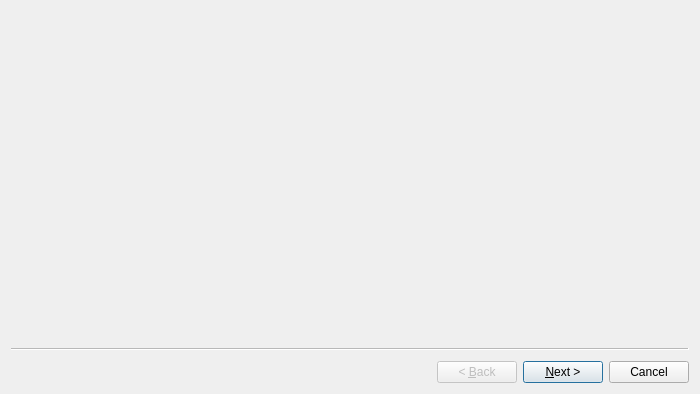
First picture: the form in dialogs/basic_parcels_wizard_base.ui, repository eduardo-c-siqueira/cria-memorial-qgis, before the edit.
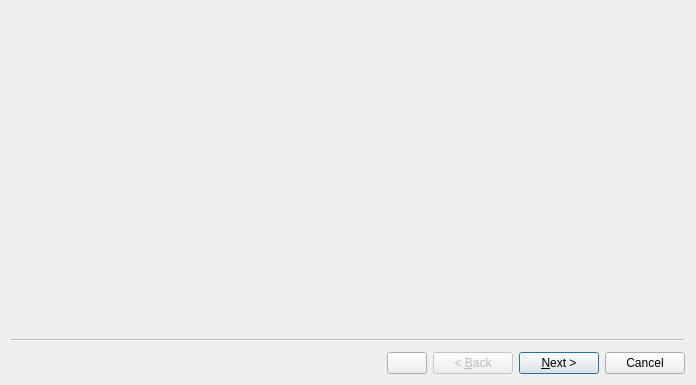
Second picture: the form after the edit.

What changed in the file:
```diff
--- a/dialogs/basic_parcels_wizard_base.ui
+++ b/dialogs/basic_parcels_wizard_base.ui
@@ -6,15 +6,24 @@
    <rect>
     <x>0</x>
     <y>0</y>
-    <width>700</width>
-    <height>394</height>
+    <width>696</width>
+    <height>385</height>
    </rect>
   </property>
   <property name="windowTitle">
-   <string>Wizard</string>
+   <string>DEFINIÇÃO BÁSICA DE LOTES</string>
+  </property>
+  <property name="sizeGripEnabled">
+   <bool>false</bool>
+  </property>
+  <property name="modal">
+   <bool>false</bool>
+  </property>
+  <property name="wizardStyle">
+   <enum>QWizard::ClassicStyle</enum>
   </property>
   <property name="options">
-   <set>QWizard::HelpButtonOnRight</set>
+   <set>QWizard::HaveCustomButton1|QWizard::HelpButtonOnRight|QWizard::NoDefaultButton</set>
   </property>
   <widget class="QWizardPage" name="wizardPage1"/>
   <widget class="QWizardPage" name="wizardPage2"/>
```
Left out of the diff: 3 changed lines with no effect on the pictures.
